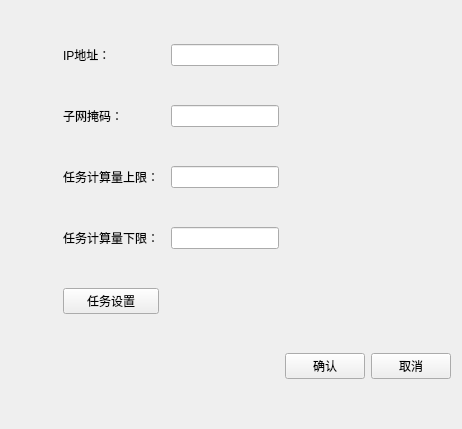
First picture: the form in set_userNode.ui, repository WeiKnight0/ComputingNetworkUI, before the edit.
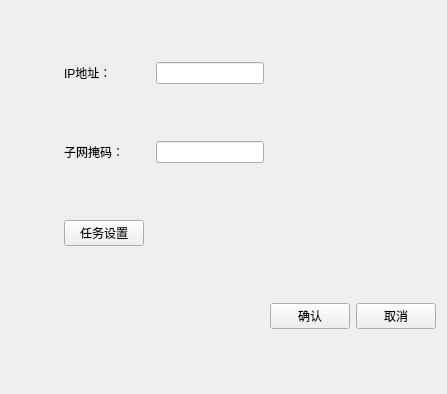
Second picture: the form after the edit.

Patch:
```diff
--- a/set_userNode.ui
+++ b/set_userNode.ui
@@ -6,70 +6,14 @@
    <rect>
     <x>0</x>
     <y>0</y>
-    <width>462</width>
-    <height>429</height>
+    <width>447</width>
+    <height>394</height>
    </rect>
   </property>
   <property name="windowTitle">
    <string>Form</string>
   </property>
   <layout class="QGridLayout" name="gridLayout">
-   <item row="4" column="1">
-    <widget class="QLabel" name="task_lowest_limit_label">
-     <property name="text">
-      <string>任务计算量下限：</string>
-     </property>
-    </widget>
-   </item>
-   <item row="3" column="3" colspan="3">
-    <widget class="QLineEdit" name="highest_limit_lineEdit"/>
-   </item>
-   <item row="3" column="1">
-    <widget class="QLabel" name="task_highest_limit_label">
-     <property name="text">
-      <string>任务计算量上限：</string>
-     </property>
-    </widget>
-   </item>
-   <item row="1" column="7">
-    <spacer name="horizontalSpacer_2">
-     <property name="orientation">
-      <enum>Qt::Orientation::Horizontal</enum>
-     </property>
-     <property name="sizeHint" stdset="0">
-      <size>
-       <width>40</width>
-       <height>20</height>
-      </size>
-     </property>
-    </spacer>
-   </item>
-   <item row="2" column="3" colspan="3">
-    <widget class="QLineEdit" name="mask_lineEdit"/>
-   </item>
-   <item row="1" column="6">
-    <spacer name="horizontalSpacer_3">
-     <property name="orientation">
-      <enum>Qt::Orientation::Horizontal</enum>
-     </property>
-     <property name="sizeHint" stdset="0">
-      <size>
-       <width>40</width>
-       <height>20</height>
-      </size>
-     </property>
-    </spacer>
-   </item>
-   <item row="4" column="3" colspan="3">
-    <widget class="QLineEdit" name="lowest_limit_lineEdit"/>
-   </item>
-   <item row="9" column="7">
-    <widget class="QPushButton" name="cancelButton">
-     <property name="text">
-      <string>取消</string>
-     </property>
-    </widget>
-   </item>
    <item row="1" column="1" colspan="2">
     <widget class="QLabel" name="ip_label">
      <property name="text">
@@ -77,16 +21,56 @@
      </property>
     </widget>
    </item>
-   <item row="1" column="3" colspan="3">
-    <widget class="QLineEdit" name="ip_lineEdit"/>
+   <item row="1" column="5">
+    <spacer name="horizontalSpacer_3">
+     <property name="orientation">
+      <enum>Qt::Orientation::Horizontal</enum>
+     </property>
+     <property name="sizeHint" stdset="0">
+      <size>
+       <width>40</width>
+       <height>20</height>
+      </size>
+     </property>
+    </spacer>
    </item>
-   <item row="9" column="6">
+   <item row="1" column="0">
+    <spacer name="horizontalSpacer">
+     <property name="orientation">
+      <enum>Qt::Orientation::Horizontal</enum>
+     </property>
+     <property name="sizeHint" stdset="0">
+      <size>
+       <width>40</width>
+       <height>20</height>
+      </size>
+     </property>
+    </spacer>
+   </item>
+   <item row="7" column="5">
     <widget class="QPushButton" name="confirmButton">
      <property name="text">
       <string>确认</string>
      </property>
     </widget>
    </item>
+   <item row="2" column="3" colspan="2">
+    <widget class="QLineEdit" name="mask_lineEdit"/>
+   </item>
+   <item row="7" column="6">
+    <widget class="QPushButton" name="cancelButton">
+     <property name="text">
+      <string>取消</string>
+     </property>
+    </widget>
+   </item>
+   <item row="3" column="1">
+    <widget class="QPushButton" name="task_queueButton">
+     <property name="text">
+      <string>任务设置</string>
+     </property>
+    </widget>
+   </item>
    <item row="2" column="1">
     <widget class="QLabel" name="mask_label">
      <property name="text">
@@ -94,8 +78,11 @@
      </property>
     </widget>
    </item>
-   <item row="1" column="0">
-    <spacer name="horizontalSpacer">
+   <item row="1" column="3" colspan="2">
+    <widget class="QLineEdit" name="ip_lineEdit"/>
+   </item>
+   <item row="1" column="6">
+    <spacer name="horizontalSpacer_2">
      <property name="orientation">
       <enum>Qt::Orientation::Horizontal</enum>
      </property>
@@ -107,13 +94,6 @@
      </property>
     </spacer>
    </item>
-   <item row="5" column="1">
-    <widget class="QPushButton" name="task_queueButton">
-     <property name="text">
-      <string>任务设置</string>
-     </property>
-    </widget>
-   </item>
   </layout>
  </widget>
  <resources/>
```
